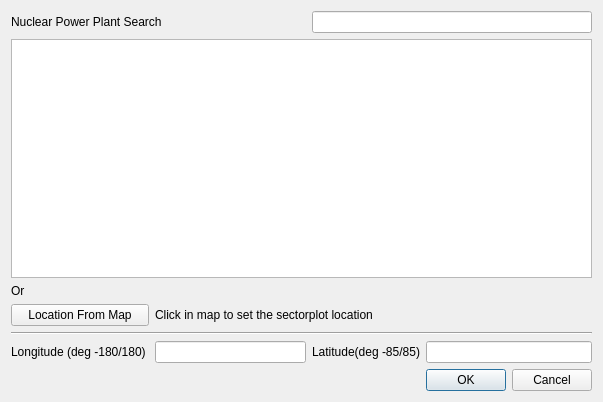
Before: the Qt Designer form SectorPlot/sectorplot_location_dialog_base.ui in rduivenvoorde/sectorplot, drawn with Qt 5.
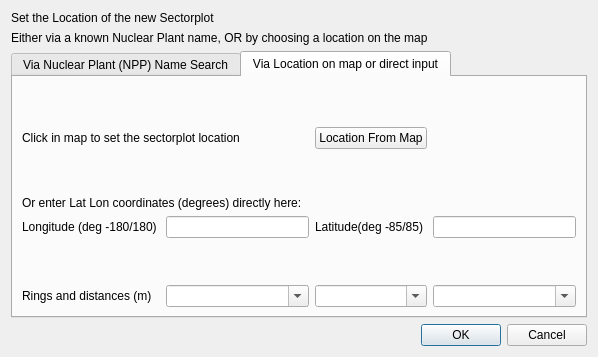
After: the same form once the commit is applied.

The edit to the form file:
```diff
--- a/SectorPlot/sectorplot_location_dialog_base.ui
+++ b/SectorPlot/sectorplot_location_dialog_base.ui
@@ -9,73 +9,222 @@
    <rect>
     <x>0</x>
     <y>0</y>
-    <width>603</width>
-    <height>402</height>
+    <width>598</width>
+    <height>357</height>
    </rect>
   </property>
   <property name="windowTitle">
    <string>Set Sectorplot Location</string>
   </property>
-  <layout class="QGridLayout" name="gridLayout">
-   <item row="10" column="0">
-    <widget class="QLabel" name="label_2">
-     <property name="text">
-      <string>Longitude (deg -180/180) </string>
-     </property>
-    </widget>
-   </item>
-   <item row="10" column="2">
-    <widget class="QLabel" name="label_4">
-     <property name="text">
-      <string>Latitude(deg -85/85)</string>
-     </property>
-    </widget>
-   </item>
-   <item row="4" column="0" colspan="4">
-    <widget class="QTableView" name="table_npps"/>
-   </item>
-   <item row="10" column="3">
-    <widget class="QLineEdit" name="le_latitude">
-     <property name="inputMask">
-      <string/>
-     </property>
-     <property name="text">
-      <string/>
-     </property>
-    </widget>
-   </item>
-   <item row="3" column="2" colspan="2">
-    <widget class="QLineEdit" name="le_search_npp">
-     <property name="text">
-      <string/>
-     </property>
-    </widget>
-   </item>
-   <item row="9" column="0" colspan="4">
-    <widget class="Line" name="line_2">
-     <property name="orientation">
-      <enum>Qt::Horizontal</enum>
-     </property>
-    </widget>
-   </item>
-   <item row="10" column="1">
-    <widget class="QLineEdit" name="le_longitude">
-     <property name="inputMask">
-      <string/>
-     </property>
-     <property name="text">
-      <string/>
-     </property>
-    </widget>
-   </item>
-   <item row="6" column="0">
+  <layout class="QGridLayout" name="gridLayout_3">
+   <item row="0" column="0">
     <widget class="QLabel" name="label_5">
      <property name="text">
-      <string>Or</string>
+      <string>Set the Location of the new Sectorplot</string>
      </property>
     </widget>
    </item>
-   <item row="11" column="3">
+   <item row="1" column="0">
+    <widget class="QLabel" name="label_6">
+     <property name="text">
+      <string>Either via a known Nuclear Plant name, OR by choosing a location on the map</string>
+     </property>
+    </widget>
+   </item>
+   <item row="2" column="0">
+    <widget class="QTabWidget" name="tabs">
+     <property name="currentIndex">
+      <number>1</number>
+     </property>
+     <widget class="QWidget" name="tab_via_npp">
+      <attribute name="title">
+       <string>Via Nuclear Plant (NPP) Name Search</string>
+      </attribute>
+      <layout class="QGridLayout" name="gridLayout_2">
+       <item row="0" column="1" colspan="2">
+        <widget class="QLineEdit" name="le_search_npp">
+         <property name="text">
+          <string/>
+         </property>
+        </widget>
+       </item>
+       <item row="1" column="0" colspan="3">
+        <widget class="QTableView" name="table_npps"/>
+       </item>
+       <item row="0" column="0">
+        <widget class="QLabel" name="label">
+         <property name="text">
+          <string>Nuclear Power Plant Search</string>
+         </property>
+        </widget>
+       </item>
+      </layout>
+     </widget>
+     <widget class="QWidget" name="tab_via_map">
+      <attribute name="title">
+       <string>Via Location on map or direct input</string>
+      </attribute>
+      <layout class="QGridLayout" name="gridLayout">
+       <item row="1" column="2">
+        <widget class="QPushButton" name="btn_location_from_map">
+         <property name="text">
+          <string>Location From Map</string>
+         </property>
+        </widget>
+       </item>
+       <item row="4" column="0">
+        <widget class="QLabel" name="label_2">
+         <property name="text">
+          <string>Longitude (deg -180/180) </string>
+         </property>
+        </widget>
+       </item>
+       <item row="2" column="0">
+        <spacer name="verticalSpacer">
+         <property name="orientation">
+          <enum>Qt::Vertical</enum>
+         </property>
+         <property name="sizeHint" stdset="0">
+          <size>
+           <width>20</width>
+           <height>40</height>
+          </size>
+         </property>
+        </spacer>
+       </item>
+       <item row="4" column="2">
+        <widget class="QLabel" name="label_4">
+         <property name="text">
+          <string>Latitude(deg -85/85)</string>
+         </property>
+        </widget>
+       </item>
+       <item row="4" column="1">
+        <widget class="QLineEdit" name="le_longitude">
+         <property name="inputMask">
+          <string/>
+         </property>
+         <property name="text">
+          <string/>
+         </property>
+        </widget>
+       </item>
+       <item row="1" column="0" colspan="2">
+        <widget class="QLabel" name="label_3">
+         <property name="text">
+          <string>Click in map to set the sectorplot location</string>
+         </property>
+        </widget>
+       </item>
+       <item row="5" column="1">
+        <spacer name="verticalSpacer_3">
+         <property name="orientation">
+          <enum>Qt::Vertical</enum>
+         </property>
+         <property name="sizeHint" stdset="0">
+          <size>
+           <width>20</width>
+           <height>40</height>
+          </size>
+         </property>
+        </spacer>
+       </item>
+       <item row="4" column="3">
+        <widget class="QLineEdit" name="le_latitude">
+         <property name="inputMask">
+          <string/>
+         </property>
+         <property name="text">
+          <string/>
+         </property>
+        </widget>
+       </item>
+       <item row="3" column="0" colspan="4">
+        <widget class="QLabel" name="label_7">
+         <property name="text">
+          <string>Or enter Lat Lon coordinates (degrees) directly here:</string>
+         </property>
+        </widget>
+       </item>
+       <item row="0" column="0">
+        <spacer name="verticalSpacer_2">
+         <property name="orientation">
+          <enum>Qt::Vertical</enum>
+         </property>
+         <property name="sizeHint" stdset="0">
+          <size>
+           <width>20</width>
+           <height>40</height>
+          </size>
+         </property>
+        </spacer>
+       </item>
+       <item row="6" column="1">
+        <widget class="QComboBox" name="comboBox">
+         <property name="editable">
+          <bool>true</bool>
+         </property>
+         <item>
+          <property name="text">
+           <string/>
+          </property>
+         </item>
+         <item>
+          <property name="text">
+           <string>1</string>
+          </property>
+         </item>
+        </widget>
+       </item>
+       <item row="6" column="2">
+        <widget class="QComboBox" name="comboBox_2">
+         <property name="editable">
+          <bool>true</bool>
+         </property>
+         <property name="sizeAdjustPolicy">
+          <enum>QComboBox::AdjustToContents</enum>
+         </property>
+         <item>
+          <property name="text">
+           <string/>
+          </property>
+         </item>
+         <item>
+          <property name="text">
+           <string>5</string>
+          </property>
+         </item>
+        </widget>
+       </item>
+       <item row="6" column="3">
+        <widget class="QComboBox" name="comboBox_3">
+         <property name="editable">
+          <bool>true</bool>
+         </property>
+         <item>
+          <property name="text">
+           <string/>
+          </property>
+         </item>
+         <item>
+          <property name="text">
+           <string>10</string>
+          </property>
+         </item>
+        </widget>
+       </item>
+       <item row="6" column="0">
+        <widget class="QLabel" name="label_8">
+         <property name="text">
+          <string>Rings and distances (m)</string>
+         </property>
+        </widget>
+       </item>
+      </layout>
+     </widget>
+    </widget>
+   </item>
+   <item row="3" column="0">
     <widget class="QDialogButtonBox" name="buttonBox">
      <property name="orientation">
       <enum>Qt::Horizontal</enum>
@@ -85,27 +234,6 @@
      </property>
     </widget>
    </item>
-   <item row="3" column="0" colspan="2">
-    <widget class="QLabel" name="label">
-     <property name="text">
-      <string>Nuclear Power Plant Search</string>
-     </property>
-    </widget>
-   </item>
-   <item row="7" column="0">
-    <widget class="QPushButton" name="btn_location_from_map">
-     <property name="text">
-      <string>Location From Map</string>
-     </property>
-    </widget>
-   </item>
-   <item row="7" column="1" colspan="3">
-    <widget class="QLabel" name="label_3">
-     <property name="text">
-      <string>Click in map to set the sectorplot location</string>
-     </property>
-    </widget>
-   </item>
   </layout>
  </widget>
  <resources/>
```
